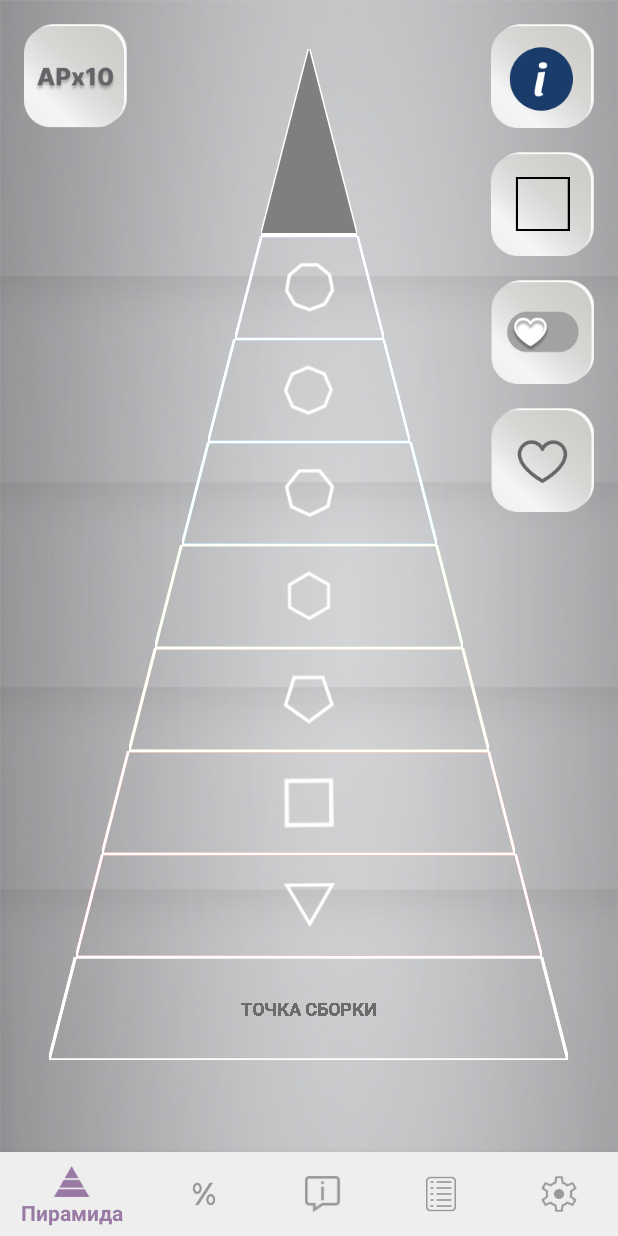
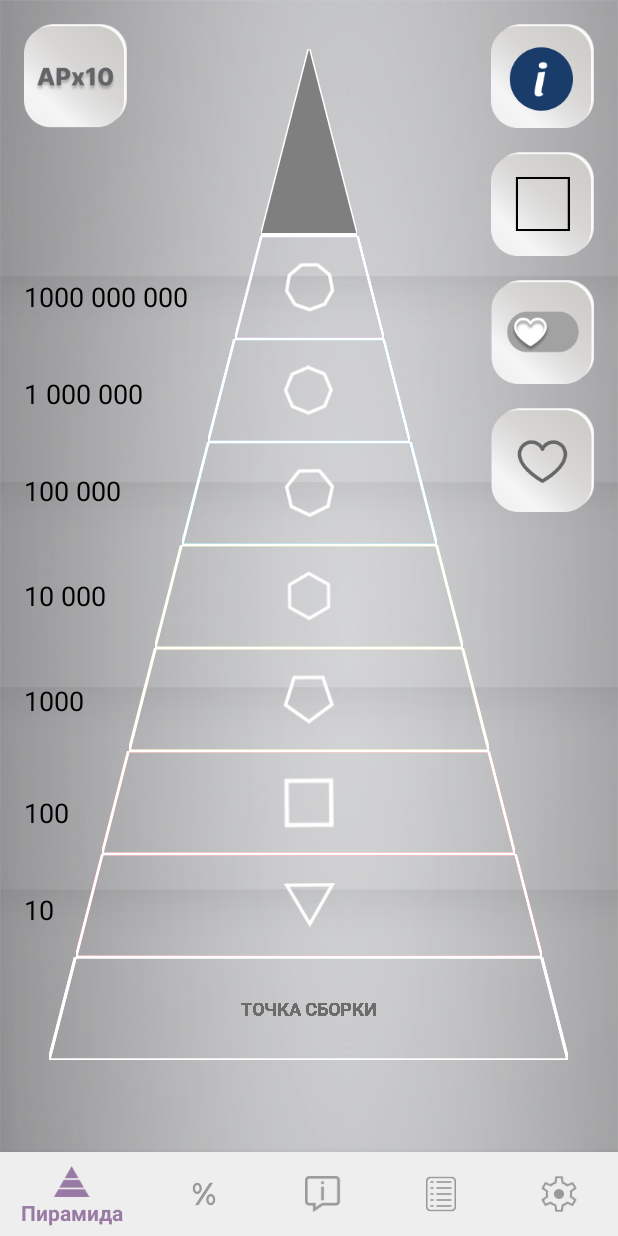
Before and after one commit to dorofeevb1/piramida, an Android app: the screen it shows after launch (MainActivity), on a phone screen of 412 x 824 dp. Run offline under Robolectric (Android 15) with nearby library versions, the phone set to English and light mode, and no system bars.

Commit message:
fix: familyNameTextView

```diff
--- a/app/src/main/java/su/panfilov/piramida/components/PyramidView.java
+++ b/app/src/main/java/su/panfilov/piramida/components/PyramidView.java
@@ -11,6 +11,7 @@ import android.util.Log;
 import android.view.MotionEvent;
 import android.view.View;
 import android.widget.RelativeLayout;
+import android.widget.TextView;
 
 import java.util.ArrayList;
 
@@ -151,6 +152,7 @@ public class PyramidView extends RelativeLayout {
         swipeView.tag = layer + 1000;
         swipeView.delegate = new PyramidSwipeViewDelegate();
         swipeView.userInteractive = userInteractive;
+
         return swipeView;
     }
 
@@ -170,7 +172,23 @@ public class PyramidView extends RelativeLayout {
         triangleView.bottom = Math.round(triangleView.top + triangleHeight);
         triangleView.setOnClickListener(v -> toggleLockState());
         addView(triangleView, createTriangleLayoutParams());
+
+        // Создаем TextView для отображения текста "Фамилия"
+        TextView familyNameTextView = new TextView(context);
+        familyNameTextView.setText("Фамилия");
+        familyNameTextView.setTextColor(Color.BLACK); // Установите нужный цвет текста
+        familyNameTextView.setTextSize(16); // Установите нужный размер текста
+
+        // Размещаем TextView под нижней частью пирамиды
+        LayoutParams textViewParams = new LayoutParams(
+                LayoutParams.WRAP_CONTENT,
+                LayoutParams.WRAP_CONTENT
+        );
+        textViewParams.topMargin = Math.round(bottomOfPiramida - 80 ); // 10 - отступ от нижней части пирамиды
+        textViewParams.leftMargin = Math.round(leftOfPiramida * 5 );
+        addView(familyNameTextView, textViewParams);
     }
+
 
     private LayoutParams createTriangleLayoutParams() {
         return new LayoutParams(
--- a/app/src/main/res/layout/fragment_pyramid.xml
+++ b/app/src/main/res/layout/fragment_pyramid.xml
@@ -15,17 +15,89 @@
         android:scaleType="fitXY"
         android:src="@drawable/bg" />
 
-    <!-- Кнопка AP*10 в левом верхнем углу -->
-    <ImageButton
-        android:id="@+id/apButton"
+    <!-- Контейнер для значений богатства и кнопки AP*10 -->
+    <LinearLayout
+        android:id="@+id/wealthOrdersContainer"
         android:layout_width="wrap_content"
         android:layout_height="wrap_content"
         android:layout_alignParentStart="true"
         android:layout_alignParentTop="true"
         android:layout_marginStart="16dp"
         android:layout_marginTop="16dp"
-        android:background="@android:color/transparent"
-        android:src="@drawable/ap_10" />
+        android:orientation="vertical">
+
+        <!-- Кнопка AP*10 -->
+        <ImageButton
+            android:id="@+id/apButton"
+            android:layout_width="wrap_content"
+            android:layout_height="wrap_content"
+            android:background="@android:color/transparent"
+            android:src="@drawable/ap_10" />
+
+        <!-- Значения богатства с отступами -->
+        <TextView
+            android:id="@+id/wealthOrder1"
+            android:layout_width="wrap_content"
+            android:layout_height="wrap_content"
+            android:layout_marginTop="100dp"
+            android:text="1000 000 000"
+            android:textSize="18sp"
+            android:textColor="@android:color/black" />
+
+        <TextView
+            android:id="@+id/wealthOrder2"
+            android:layout_width="wrap_content"
+            android:layout_height="wrap_content"
+            android:layout_marginTop="40dp"
+            android:text="1 000 000"
+            android:textSize="18sp"
+            android:textColor="@android:color/black" />
+
+        <TextView
+            android:id="@+id/wealthOrder3"
+            android:layout_width="wrap_content"
+            android:layout_height="wrap_content"
+            android:layout_marginTop="40dp"
+            android:text="100 000"
+            android:textSize="18sp"
+            android:textColor="@android:color/black" />
+
+        <TextView
+            android:id="@+id/wealthOrder4"
+            android:layout_width="wrap_content"
+            android:layout_height="wrap_content"
+            android:layout_marginTop="45dp"
+            android:text="10 000"
+            android:textSize="18sp"
+            android:textColor="@android:color/black" />
+
+        <TextView
+            android:id="@+id/wealthOrder5"
+            android:layout_width="wrap_content"
+            android:layout_height="wrap_content"
+            android:layout_marginTop="45dp"
+            android:text="1000"
+            android:textSize="18sp"
+            android:textColor="@android:color/black" />
+
+        <TextView
+            android:id="@+id/wealthOrder6"
+            android:layout_width="wrap_content"
+            android:layout_height="wrap_content"
+            android:layout_marginTop="50dp"
+            android:text="100"
+            android:textSize="18sp"
+            android:textColor="@android:color/black" />
+
+        <TextView
+            android:id="@+id/wealthOrder7"
+            android:layout_width="wrap_content"
+            android:layout_height="wrap_content"
+            android:layout_marginTop="40dp"
+            android:text="10"
+            android:textSize="18sp"
+            android:textColor="@android:color/black" />
+    </LinearLayout>
 
     <!-- Пирамида -->
     <su.panfilov.piramida.components.PyramidView
@@ -40,9 +112,9 @@
         android:layout_height="wrap_content"
         android:layout_alignParentEnd="true"
         android:layout_alignParentTop="true"
-        android:orientation="vertical"
+        android:layout_marginEnd="16dp"
         android:layout_marginTop="16dp"
-        android:layout_marginEnd="16dp">
+        android:orientation="vertical">
 
         <!-- Кнопка "Информация" -->
         <ImageButton
@@ -84,80 +156,4 @@
             android:src="@drawable/ic_like" />
     </LinearLayout>
 
-    <!-- Контейнер для отображения порядков богатства или времени -->
-    <LinearLayout
-        android:id="@+id/wealthOrdersContainer"
-        android:layout_width="wrap_content"
-        android:layout_height="wrap_content"
-        android:layout_below="@id/pyramid"
-        android:layout_centerHorizontal="true"
-        android:orientation="vertical"
-        android:visibility="visible"
-        android:background="@android:color/white"
-        android:padding="16dp">
-
-        <TextView
-            android:id="@+id/wealthOrder1"
-            android:layout_width="wrap_content"
-            android:layout_height="wrap_content"
-            android:text="1000 000 000"
-            android:textSize="18sp"
-            android:textColor="@android:color/black"
-            android:layout_gravity="left" />
-
-        <TextView
-            android:id="@+id/wealthOrder2"
-            android:layout_width="wrap_content"
-            android:layout_height="wrap_content"
-            android:text="1 000 000"
-            android:textSize="18sp"
-            android:textColor="@android:color/black"
-            android:layout_gravity="left" />
-
-        <TextView
-            android:id="@+id/wealthOrder3"
-            android:layout_width="wrap_content"
-            android:layout_height="wrap_content"
-            android:text="100 000"
-            android:textSize="18sp"
-            android:textColor="@android:color/black"
-            android:layout_gravity="left" />
-
-        <TextView
-            android:id="@+id/wealthOrder4"
-            android:layout_width="wrap_content"
-            android:layout_height="wrap_content"
-            android:text="10 000"
-            android:textSize="18sp"
-            android:textColor="@android:color/black"
-            android:layout_gravity="left" />
-
-        <TextView
-            android:id="@+id/wealthOrder5"
-            android:layout_width="wrap_content"
-            android:layout_height="wrap_content"
-            android:text="1000"
-            android:textSize="18sp"
-            android:textColor="@android:color/black"
-            android:layout_gravity="left" />
-
-        <TextView
-            android:id="@+id/wealthOrder6"
-            android:layout_width="wrap_content"
-            android:layout_height="wrap_content"
-            android:text="100"
-            android:textSize="18sp"
-            android:textColor="@android:color/black"
-            android:layout_gravity="left" />
-
-        <TextView
-            android:id="@+id/wealthOrder7"
-            android:layout_width="wrap_content"
-            android:layout_height="wrap_content"
-            android:text="10"
-            android:textSize="18sp"
-            android:textColor="@android:color/black"
-            android:layout_gravity="left" />
-    </LinearLayout>
-
 </RelativeLayout>
```
